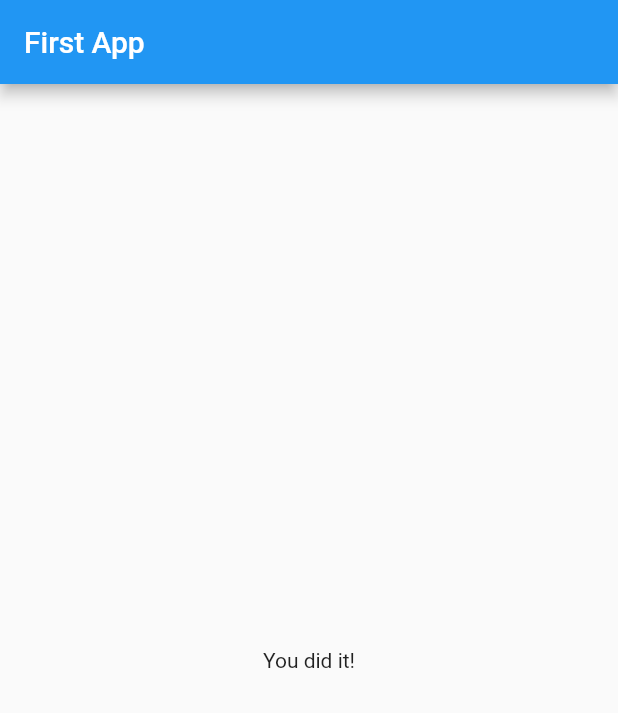
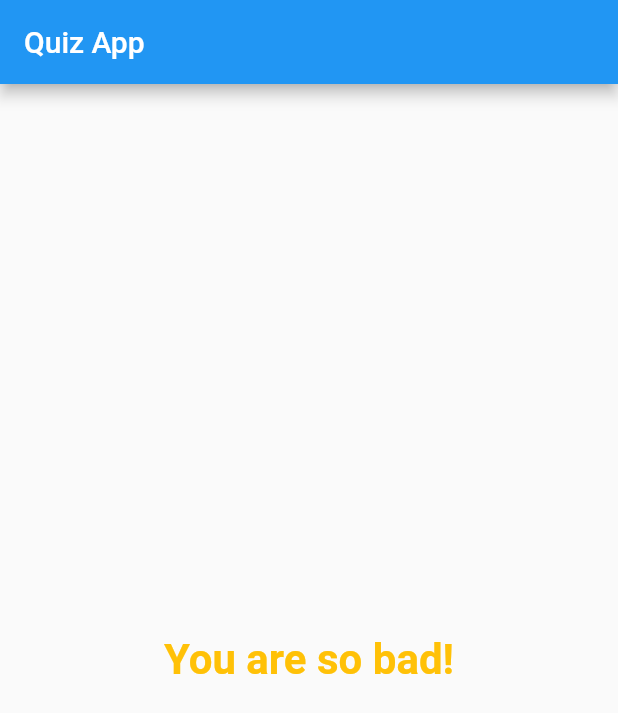
Before and after one commit to mik237/sample_flutter_app, a Flutter app: the screen it shows after launch, after a tap on "Red", after a tap on "Dog", after a tap on "Mr. C", on a phone screen of 412 x 824 dp. Shown: the top 713 px of the screen. Run offline on Flutter 3.47's test engine with Material 2 defaults, Android fonts, the phone set to English and light mode, and no system bars.

Commit message:
function callback introduced. Getter property introduced in result.dart

```diff
--- a/lib/main.dart
+++ b/lib/main.dart
@@ -14,38 +14,40 @@ class MyApp extends StatefulWidget {
 
 class _MyAppState extends State<MyApp> {
   var _questionIndex = 0;
+  var _totalScore = 0;
 
   final questions = const [
     {
       'questionText': 'What\'s your favorite color?',
       'answers': [
-        'Red',
-        'Blue',
-        'White',
-        'Green',
+        {'text': 'Red', 'score': 10},
+        {'text': 'Blue', 'score': 7},
+        {'text': 'White', 'score': 1},
+        {'text': 'Green', 'score': 4},
       ],
     },
     {
       'questionText': 'What\'s your favorite animal?',
       'answers': [
-        'Rabbit',
-        'Dog',
-        'Cat',
-        'Parrot',
+        {'text': 'Rabbit', 'score': 6},
+        {'text': 'Dog', 'score': 10},
+        {'text': 'Cat', 'score': 1},
+        {'text': 'Parrot', 'score': 3},
       ],
     },
     {
       'questionText': 'Who\'s your favorite instructor?',
       'answers': [
-        'Mr. A',
-        'Mr. B',
-        'Mr. C',
-        'Mr. D',
+        {'text': 'Mr. A', 'score': 10},
+        {'text': 'Mr. B', 'score': 7},
+        {'text': 'Mr. C', 'score': 4},
+        {'text': 'Mr. D', 'score': 1},
       ],
     },
   ];
 
-  void answerQuestions() {
+  void _answerQuestions(int score) {
+    _totalScore += score;
     setState(() {
       _questionIndex = _questionIndex + 1;
     });
@@ -56,15 +58,15 @@ class _MyAppState extends State<MyApp> {
     return MaterialApp(
       home: Scaffold(
         appBar: AppBar(
-          title: Text("First App"),
+          title: Text("Quiz App"),
         ),
         body: _questionIndex < questions.length
             ? Quiz(
                 questions: questions,
                 questionIndex: _questionIndex,
-                answerQuestions: answerQuestions,
+                answerQuestions: _answerQuestions,
               )
-            : Result(),
+            : Result(_totalScore),
       ),
     );
   }
--- a/lib/quiz.dart
+++ b/lib/quiz.dart
@@ -3,14 +3,15 @@ import 'package:flutter/material.dart';
 import 'answer.dart';
 import 'question.dart';
 
-
 class Quiz extends StatelessWidget {
-
   final List<Map<String, Object>> questions;
   final int questionIndex;
-  final VoidCallback answerQuestions;
+  final Function answerQuestions;
 
-  Quiz({required this.questions, required this.questionIndex, required this.answerQuestions});
+  Quiz(
+      {required this.questions,
+      required this.questionIndex,
+      required this.answerQuestions});
 
   @override
   Widget build(BuildContext context) {
@@ -19,13 +20,13 @@ class Quiz extends StatelessWidget {
         Question(
           questions[questionIndex]['questionText'] as String,
         ),
-                  ...(questions[questionIndex]['answers'] as List<
-                          String>) // ... operator will extract items from nested list
+        // ... operator will extract items from nested list
         //     and insert in outer list to make a plan list.
+        ...(questions[questionIndex]['answers'] as List<Map<String, Object>>)
             .map(
               (answer) => Answer(
-                          answerQuestions,
-                          answer,
+                () => answerQuestions(answer['score']),
+                answer['text'] as String,
               ),
             )
             .toList(),
--- a/lib/result.dart
+++ b/lib/result.dart
@@ -1,11 +1,36 @@
 import 'package:flutter/material.dart';
 
 class Result extends StatelessWidget {
+  final int resultScore;
+
+  Result(this.resultScore);
+
+  String get resultText {
+    String resultText;
+    if (resultScore <= 8) {
+      resultText = "You are awsome and innocent!";
+    } else if (resultScore <= 12) {
+      resultText = "Pretty Likeable!!";
+    } else if (resultScore <= 16) {
+      resultText = "You are strange!!";
+    } else {
+      resultText = "You are so bad!";
+    }
+
+    return resultText;
+  }
+
   @override
   Widget build(BuildContext context) {
     return Center(
       child: Text(
-        'You did it!',
+        resultText,
+        textAlign: TextAlign.center,
+        style: TextStyle(
+          fontSize: 28,
+          fontWeight: FontWeight.bold,
+          color: Colors.amber,
+        ),
       ),
     );
   }
```
Lines whose indentation alone changed are shown as unchanged.
